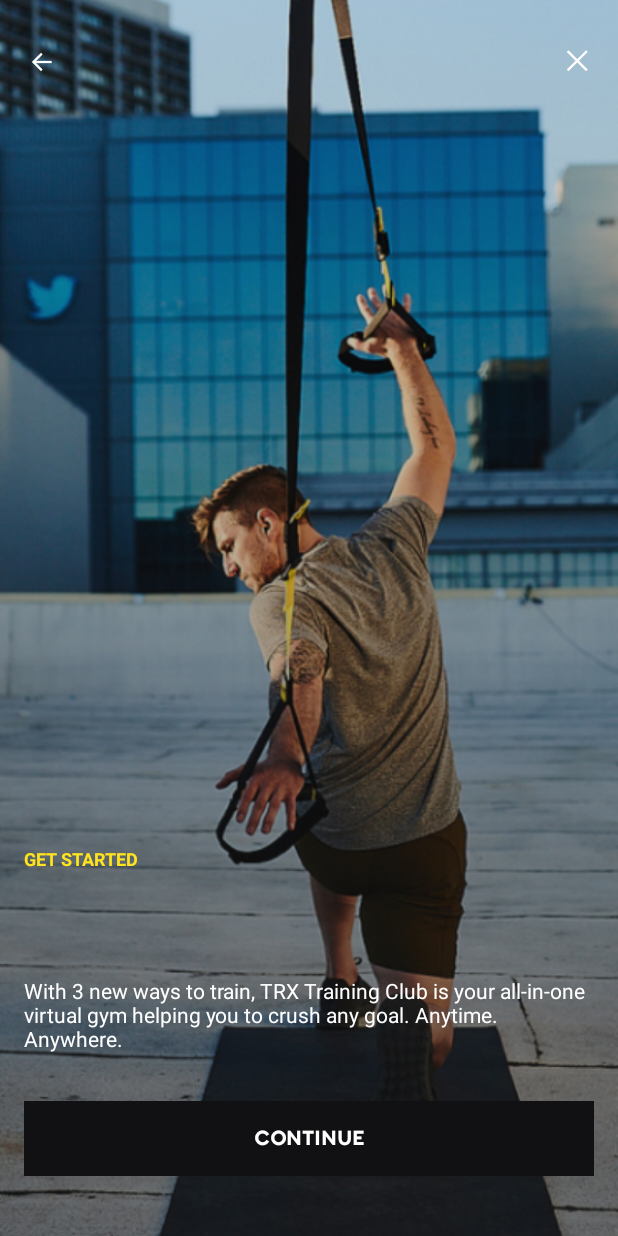
After one commit to hyfn/trx-consumer-android, an Android app: the layout fragment_welcome.xml on its own in the app's theme, with its tools: preview values and no code run, on a phone screen of 412 x 824 dp. The commit adds this screen. Run offline under Robolectric (Android 15) with nearby library versions, the phone set to English and light mode, and no system bars.

Commit message:
completed welcome screen.

```diff
--- /dev/null
+++ b/app/src/main/java/com/trx/consumer/screens/welcome/WelcomeFragment.kt
@@ -0,0 +1,45 @@
+package com.trx.consumer.screens.welcome
+
+import androidx.fragment.app.viewModels
+import androidx.lifecycle.Observer
+import com.trx.consumer.R
+import com.trx.consumer.base.BaseFragment
+import com.trx.consumer.base.viewBinding
+import com.trx.consumer.databinding.FragmentWelcomeBinding
+import com.trx.consumer.managers.NavigationManager
+
+class WelcomeFragment : BaseFragment(R.layout.fragment_welcome) {
+
+    private val viewModel: WelcomeViewModel by viewModels()
+    private val viewBinding by viewBinding(FragmentWelcomeBinding::bind)
+
+    override fun bind() {
+        viewModel.apply {
+            eventTapBack.observe(viewLifecycleOwner, handleTapBack)
+            eventTapClose.observe(viewLifecycleOwner, handleTapClose)
+            eventLoadView.observe(viewLifecycleOwner, handleLoadView)
+            doLoadView()
+        }
+
+        viewBinding.apply {
+            btnBack.setOnClickListener { viewModel.doTapBack() }
+            btnClose.setOnClickListener { viewModel.doTapClose() }
+        }
+    }
+
+    private val handleTapBack = Observer<Void> {
+        NavigationManager.shared.dismiss(this)
+    }
+
+    private val handleTapClose = Observer<Void> {
+        NavigationManager.shared.dismiss(this)
+    }
+
+    private val handleLoadView = Observer<Void> {
+        viewBinding.lblTitle.text = getString(R.string.welcome_title_label, "Carly")
+    }
+
+    override fun onBackPressed() {
+        viewModel.doTapBack()
+    }
+}
--- /dev/null
+++ b/app/src/main/java/com/trx/consumer/screens/welcome/WelcomeViewModel.kt
@@ -0,0 +1,23 @@
+package com.trx.consumer.screens.welcome
+
+import com.trx.consumer.base.BaseViewModel
+import com.trx.consumer.common.CommonLiveEvent
+
+class WelcomeViewModel : BaseViewModel() {
+
+    val eventLoadView = CommonLiveEvent<Void>()
+    val eventTapBack = CommonLiveEvent<Void>()
+    val eventTapClose = CommonLiveEvent<Void>()
+
+    fun doLoadView() {
+        eventLoadView.call()
+    }
+
+    fun doTapBack() {
+        eventTapBack.call()
+    }
+
+    fun doTapClose() {
+        eventTapClose.call()
+    }
+}
--- /dev/null
+++ b/app/src/main/res/drawable/ic_btn_close_white.xml
@@ -0,0 +1,19 @@
+<vector xmlns:android="http://schemas.android.com/apk/res/android"
+    android:width="35dp"
+    android:height="35dp"
+    android:autoMirrored="true"
+    android:viewportWidth="35"
+    android:viewportHeight="35">
+    <path
+        android:fillColor="#FFFFFF"
+        android:pathData="M23.8333,11.1667L12.1666,22.8334"
+        android:strokeWidth="1.5"
+        android:strokeColor="#FFFFFF"
+        android:strokeLineCap="square" />
+    <path
+        android:fillColor="#FFFFFF"
+        android:pathData="M12.1666,11.1667L23.8333,22.8334"
+        android:strokeWidth="1.5"
+        android:strokeColor="#FFFFFF"
+        android:strokeLineCap="square" />
+</vector>
--- /dev/null
+++ b/app/src/main/res/layout/fragment_welcome.xml
@@ -0,0 +1,116 @@
+<?xml version="1.0" encoding="utf-8"?>
+<com.trx.consumer.common.CommonView xmlns:android="http://schemas.android.com/apk/res/android"
+    xmlns:app="http://schemas.android.com/apk/res-auto"
+    android:layout_width="match_parent"
+    android:layout_height="match_parent">
+
+    <com.trx.consumer.common.CommonImageView
+        android:layout_width="0dp"
+        android:layout_height="0dp"
+        android:scaleType="centerCrop"
+        android:src="@drawable/img_media_welcome"
+        app:layout_constraintBottom_toBottomOf="parent"
+        app:layout_constraintEnd_toEndOf="parent"
+        app:layout_constraintStart_toStartOf="parent"
+        app:layout_constraintTop_toTopOf="parent" />
+
+    <com.trx.consumer.common.CommonView
+        android:id="@+id/layoutNavBar"
+        android:layout_width="0dp"
+        android:layout_height="@dimen/top_bar_height"
+        android:layout_marginTop="16dp"
+        app:layout_constraintEnd_toEndOf="parent"
+        app:layout_constraintStart_toStartOf="parent"
+        app:layout_constraintTop_toTopOf="parent">
+
+        <com.trx.consumer.common.CommonImageView
+            android:id="@+id/btnBack"
+            android:layout_width="35dp"
+            android:layout_height="35dp"
+            android:layout_marginStart="10dp"
+            android:layout_marginBottom="10dp"
+            android:scaleType="centerInside"
+            android:src="@drawable/ic_btn_back_white"
+            app:layout_constraintBottom_toBottomOf="parent"
+            app:layout_constraintStart_toStartOf="parent"
+            app:layout_constraintTop_toTopOf="parent" />
+
+        <com.trx.consumer.common.CommonImageView
+            android:id="@+id/btnClose"
+            android:layout_width="35dp"
+            android:layout_height="35dp"
+            android:layout_marginEnd="10dp"
+            android:layout_marginBottom="10dp"
+            android:scaleType="centerInside"
+            android:src="@drawable/ic_btn_close_white"
+            app:layout_constraintBottom_toBottomOf="parent"
+            app:layout_constraintEnd_toEndOf="parent"
+            app:layout_constraintTop_toTopOf="parent" />
+
+    </com.trx.consumer.common.CommonView>
+
+
+    <com.trx.consumer.common.CommonLabel
+        android:layout_width="0dp"
+        android:layout_height="wrap_content"
+        android:layout_marginStart="16dp"
+        android:layout_marginEnd="16dp"
+        android:layout_marginBottom="16dp"
+        android:text="@string/welcome_get_started_label"
+        android:textAllCaps="true"
+        android:textColor="@color/yellow"
+        android:textSize="12sp"
+        android:textStyle="bold"
+        app:layout_constraintBottom_toTopOf="@+id/lblTitle"
+        app:layout_constraintEnd_toEndOf="parent"
+        app:layout_constraintStart_toStartOf="parent" />
+
+    <com.trx.consumer.common.CommonLabel
+        android:id="@+id/lblTitle"
+        android:layout_width="0dp"
+        android:layout_height="wrap_content"
+        android:layout_marginStart="16dp"
+        android:layout_marginEnd="16dp"
+        android:layout_marginBottom="16dp"
+        android:textColor="@color/white"
+        android:textSize="28sp"
+        android:textStyle="bold"
+        app:layout_constraintBottom_toTopOf="@+id/lblDescription"
+        app:layout_constraintEnd_toEndOf="parent"
+        app:layout_constraintStart_toStartOf="parent" />
+
+    <com.trx.consumer.common.CommonLabel
+        android:id="@+id/lblDescription"
+        android:layout_width="0dp"
+        android:layout_height="wrap_content"
+        android:layout_marginStart="16dp"
+        android:layout_marginEnd="16dp"
+        android:layout_marginBottom="32dp"
+        android:text="@string/welcome_description_label"
+        android:textColor="@color/white"
+        app:layout_constraintBottom_toTopOf="@+id/btnContinue"
+        app:layout_constraintEnd_toEndOf="parent"
+        app:layout_constraintStart_toStartOf="parent" />
+
+    <com.trx.consumer.common.CommonButton
+        android:id="@+id/btnContinue"
+        android:layout_width="0dp"
+        android:layout_height="50dp"
+        android:layout_marginStart="16dp"
+        android:layout_marginTop="16dp"
+        android:layout_marginEnd="16dp"
+        android:layout_marginBottom="40dp"
+        android:fontFamily="@font/atcarquette_bold"
+        android:gravity="center"
+        android:text="@string/welcome_continue_button_label"
+        android:textAllCaps="true"
+        android:textColor="@color/white"
+        android:textSize="14sp"
+        android:visibility="visible"
+        app:backgroundColor="@color/blackRussian"
+        app:layout_constraintBottom_toBottomOf="parent"
+        app:layout_constraintEnd_toEndOf="parent"
+        app:layout_constraintStart_toStartOf="parent" />
+
+
+</com.trx.consumer.common.CommonView>
--- a/app/src/main/res/navigation/nav_main.xml
+++ b/app/src/main/res/navigation/nav_main.xml
@@ -35,6 +35,12 @@
         android:label="EmailFragment"
         tools:layout="@layout/fragment_email" />
 
+    <fragment
+        android:id="@+id/welcome_fragment"
+        android:name="com.trx.consumer.screens.welcome.WelcomeFragment"
+        android:label="WelcomeFragment"
+        tools:layout="@layout/fragment_welcome" />
+
     <dialog
         android:id="@+id/date_picker_fragment"
         android:name="com.trx.consumer.screens.datepicker.DatePickerFragment"
--- a/app/src/main/res/values/strings.xml
+++ b/app/src/main/res/values/strings.xml
@@ -58,4 +58,9 @@
     <string name="email_verification_email_sent_label">VERIFICATION EMAIL SENT</string>
     <string name="email_code_description">If you purchased a TRX Product, this will be on the KEY TO FREE card in the box.</string>
 
+    <string name="welcome_continue_button_label">Continue</string>
+    <string name="welcome_get_started_label">Get Started</string>
+    <string name="welcome_title_label">Welcome to the club,\n%1s</string>
+    <string name="welcome_description_label">With 3 new ways to train, TRX Training Club is your all-in-one virtual gym helping you to crush any goal. Anytime. Anywhere.</string>
+
 </resources>
```
Also changed, not shown: app/src/main/res/drawable/img_media_welcome.jpg (added).
